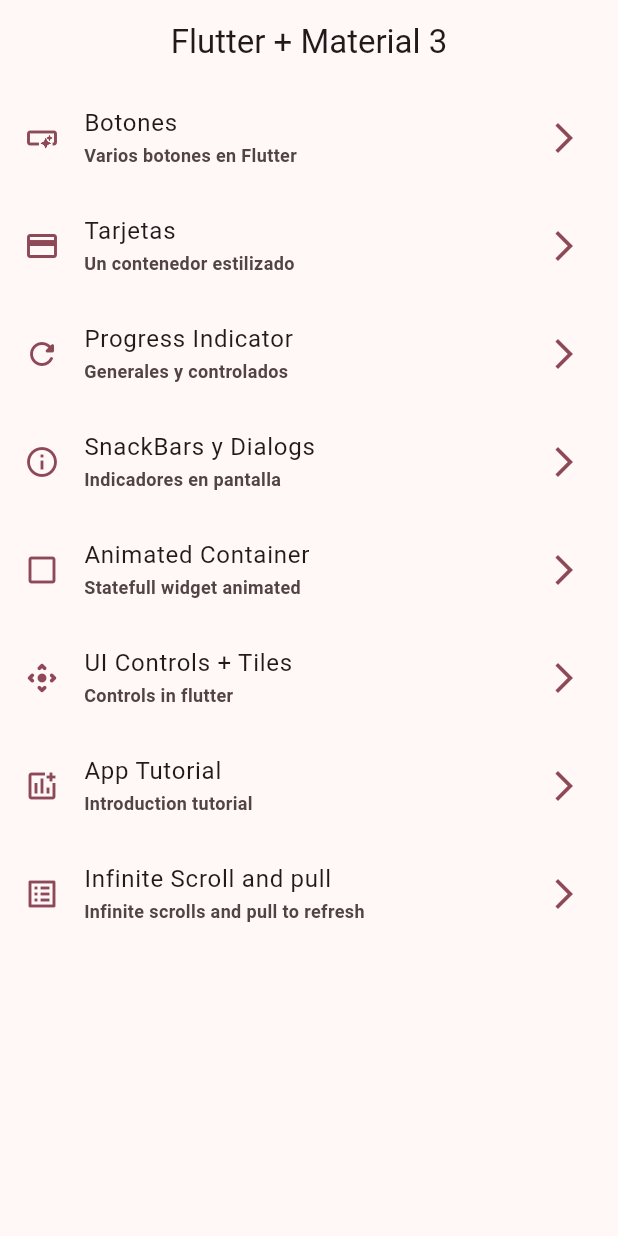
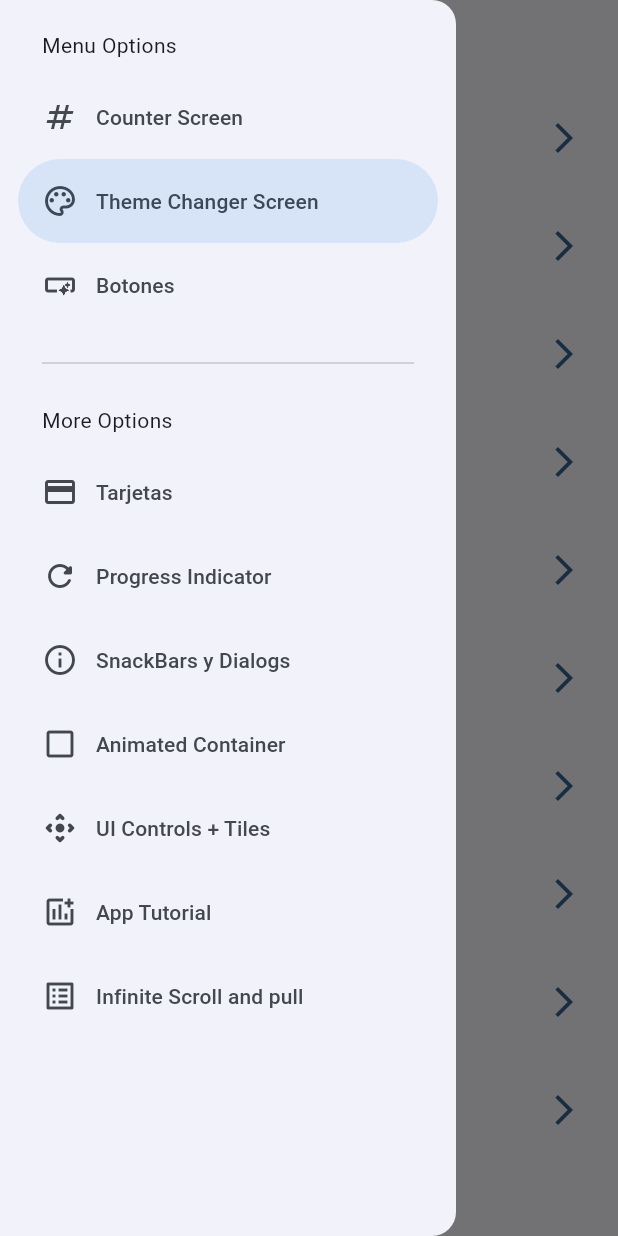
Before and after one commit to JEstebanDev/WidgetsApp, a Flutter app: the screen it shows after launch, with the side drawer open (before the commit the screen has no drawer), on a phone screen of 412 x 824 dp. Run offline on Flutter 3.47's test engine with Material 3 defaults, Android fonts, the phone set to English and light mode, and no system bars; our stand-ins replace animate_do, flutter_riverpod, go_router.

Commit message:
Screen change color - Provider RiverPod

```diff
--- a/lib/config/menu/menu_items.dart
+++ b/lib/config/menu/menu_items.dart
@@ -14,6 +14,16 @@
 }
 
 const appMenuItems = <MenuItem>[
+  MenuItem(
+      title: 'Counter Screen',
+      subTitle: 'Example using Riverpod',
+      link: '/counter',
+      icon: Icons.numbers_outlined),
+  MenuItem(
+      title: 'Theme Changer Screen',
+      subTitle: 'Change the application colors',
+      link: '/theme-changer',
+      icon: Icons.color_lens_outlined),
   MenuItem(
       title: 'Botones',
       subTitle: 'Varios botones en Flutter',
@@ -56,4 +66,5 @@
       icon: Icons.list_alt_outlined),
 
 
+
 ];
--- a/lib/config/router/app_router.dart
+++ b/lib/config/router/app_router.dart
@@ -6,10 +6,24 @@
   initialLocation: '/',
   routes: <RouteBase>[
     GoRoute(
+      path: '/counter',
+      name: CounterScreen.name,
+      builder: (BuildContext context, GoRouterState state) {
+        return const CounterScreen();
+      },
+    ),
+    GoRoute(
       path: '/',
       name: HomeScreen.name,
       builder: (BuildContext context, GoRouterState state) {
         return const HomeScreen();
+      },
+    ),
+    GoRoute(
+      path: '/theme-changer',
+      name: ThemeChangerScreen.name,
+      builder: (BuildContext context, GoRouterState state) {
+        return const ThemeChangerScreen();
       },
     ),
     GoRoute(
--- a/lib/config/theme/app_theme.dart
+++ b/lib/config/theme/app_theme.dart
@@ -6,21 +6,23 @@
   Colors.deepPurpleAccent,
   Colors.red,
   Colors.lightGreen,
-  Colors.yellow,
+  Colors.amberAccent,
   Colors.deepOrangeAccent,
   Colors.pink,
 ];
 
 class AppTheme {
   final int selectedColor;
+  final bool isDarkMode;
 
-  AppTheme({this.selectedColor = 0})
+  AppTheme({this.selectedColor = 0, this.isDarkMode = false})
       : assert(
             selectedColor >= 0, "Selected color must be greater or equal to 0"),
         assert(selectedColor < colorList.length,
             "Selected color must be less than or equal to ${colorList.length - 1}");
 
   ThemeData getTheme() => ThemeData(
+      brightness: isDarkMode ? Brightness.dark : Brightness.light,
       colorSchemeSeed: colorList[selectedColor],
       appBarTheme: const AppBarTheme(centerTitle: true));
 }
--- a/lib/main.dart
+++ b/lib/main.dart
@@ -1,22 +1,27 @@
 import 'package:flutter/material.dart';
+import 'package:flutter_riverpod/flutter_riverpod.dart';
 import 'package:widget_app/config/router/app_router.dart';
 import 'package:widget_app/config/theme/app_theme.dart';
+import 'package:widget_app/presentation/providers/theme_provider.dart';
 // import 'package:widget_app/presentation/screens/screens.dart';
 
 void main() {
-  runApp(const MainApp());
+  runApp(const ProviderScope(child: MainApp()));
 }
 
-class MainApp extends StatelessWidget {
+class MainApp extends ConsumerWidget {
   const MainApp({super.key});
 
   @override
-  Widget build(BuildContext context) {
+  Widget build(BuildContext context, WidgetRef ref) {
+    final int selectedColor = ref.watch(selectedColorProvider);
+    final bool isDarkMode = ref.watch(isDarkModeProver);
     return MaterialApp.router(
       title: "Flutter Widgets",
       routerConfig: appRouter,
       debugShowCheckedModeBanner: false,
-      theme: AppTheme(selectedColor: 7).getTheme(),
+      theme: AppTheme(selectedColor: selectedColor, isDarkMode: isDarkMode)
+          .getTheme(),
 
       /* Routing way 1:
       routes: {
--- /dev/null
+++ b/lib/presentation/providers/counter_provider.dart
@@ -0,0 +1,3 @@
+import 'package:flutter_riverpod/flutter_riverpod.dart';
+
+final counterProvider=StateProvider<int>((ref) => 5);
--- /dev/null
+++ b/lib/presentation/providers/theme_provider.dart
@@ -0,0 +1,9 @@
+import 'package:flutter_riverpod/flutter_riverpod.dart';
+import 'package:widget_app/config/theme/app_theme.dart';
+
+final isDarkModeProver = StateProvider<bool>(
+  (ref) => false,
+);
+
+final colorsListProvider = Provider((ref) => colorList);
+final selectedColorProvider = StateProvider<int>((ref) => 0);
--- a/lib/presentation/screens/home/home_screen.dart
+++ b/lib/presentation/screens/home/home_screen.dart
@@ -1,17 +1,22 @@
 import 'package:flutter/material.dart';
 import 'package:go_router/go_router.dart';
 import 'package:widget_app/config/menu/menu_items.dart';
-import 'package:widget_app/presentation/screens/buttons/buttons_screen.dart';
+import 'package:widget_app/presentation/widgets/side_menu.dart';
 
 class HomeScreen extends StatelessWidget {
   const HomeScreen({super.key});
-static const String name="home_screen";
+
+  static const String name = "home_screen";
+
   @override
   Widget build(BuildContext context) {
+    final scaffoldKey = GlobalKey<ScaffoldState>();
+
     return Scaffold(
-      appBar: AppBar(title: const Text("Flutter + Material 3")),
-      body: _HomeView(),
-    );
+        key: scaffoldKey,
+        appBar: AppBar(title: const Text("Flutter + Material 3")),
+        body: const _HomeView(),
+        drawer: SideMenu(scaffoldKey: scaffoldKey));
   }
 }
 
--- a/lib/presentation/screens/screens.dart
+++ b/lib/presentation/screens/screens.dart
@@ -1,3 +1,5 @@
+export 'package:widget_app/presentation/screens/theme_changer/theme_changer_screen.dart';
+export 'package:widget_app/presentation/screens/counter/counter_screen.dart';
 export 'package:widget_app/presentation/screens/Infinite_scroll/infinite_scroll_screen.dart';
 export 'package:widget_app/presentation/screens/animated/animated_screen.dart';
 export 'package:widget_app/presentation/screens/app_tutorial/app_tutorial_screen.dart';
--- /dev/null
+++ b/lib/presentation/widgets/side_menu.dart
@@ -0,0 +1,53 @@
+import 'package:flutter/material.dart';
+import 'package:go_router/go_router.dart';
+import 'package:widget_app/config/menu/menu_items.dart';
+
+class SideMenu extends StatefulWidget {
+  const SideMenu({super.key, required this.scaffoldKey});
+
+  final GlobalKey<ScaffoldState> scaffoldKey;
+
+  @override
+  State<SideMenu> createState() => _SideMenuState();
+}
+
+class _SideMenuState extends State<SideMenu> {
+  int navDrawerIndex = 1;
+
+  @override
+  Widget build(BuildContext context) {
+    final hasNotch = MediaQuery.of(context).viewPadding.top > 35;
+    return NavigationDrawer(
+        selectedIndex: navDrawerIndex,
+        onDestinationSelected: (value) {
+          setState(() {
+            navDrawerIndex = value;
+          });
+          final menuItem = appMenuItems[value];
+          context.push(menuItem.link);
+          widget.scaffoldKey.currentState?.closeDrawer();
+        },
+        children: [
+          Padding(
+            padding: EdgeInsets.fromLTRB(28, hasNotch ? 10 : 20, 16, 10),
+            child: const Text("Menu Options"),
+          ),
+          ...appMenuItems.sublist(0, 3).map(
+                (item) => NavigationDrawerDestination(
+                    icon: Icon(item.icon), label: Text(item.title)),
+              ),
+          const Padding(
+            padding: const EdgeInsets.fromLTRB(28, 16, 28, 10),
+            child: Divider(),
+          ),
+          const Padding(
+            padding: EdgeInsets.fromLTRB(28, 10, 16, 10),
+            child: Text("More Options"),
+          ),
+          ...appMenuItems.sublist(3).map(
+                (item) => NavigationDrawerDestination(
+                    icon: Icon(item.icon), label: Text(item.title)),
+              ),
+        ]);
+  }
+}
--- a/pubspec.yaml
+++ b/pubspec.yaml
@@ -10,6 +10,7 @@
   animate_do: ^3.3.3
   flutter:
     sdk: flutter
+  flutter_riverpod: ^2.4.10
   go_router: ^13.2.0
 
 dev_dependencies:
```
Also changed, not shown: lib/presentation/screens/counter/counter_screen.dart (added, +43 -0 lines), lib/presentation/screens/theme_changer/theme_changer_screen.dart (added, +58 -0 lines), pubspec.lock.
